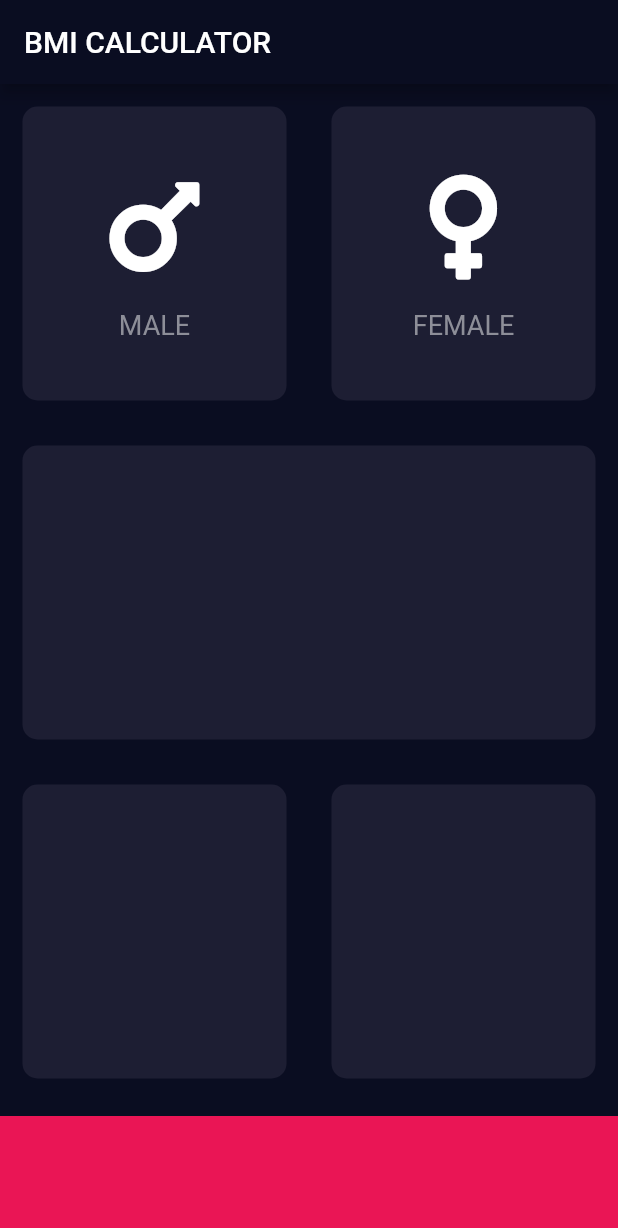
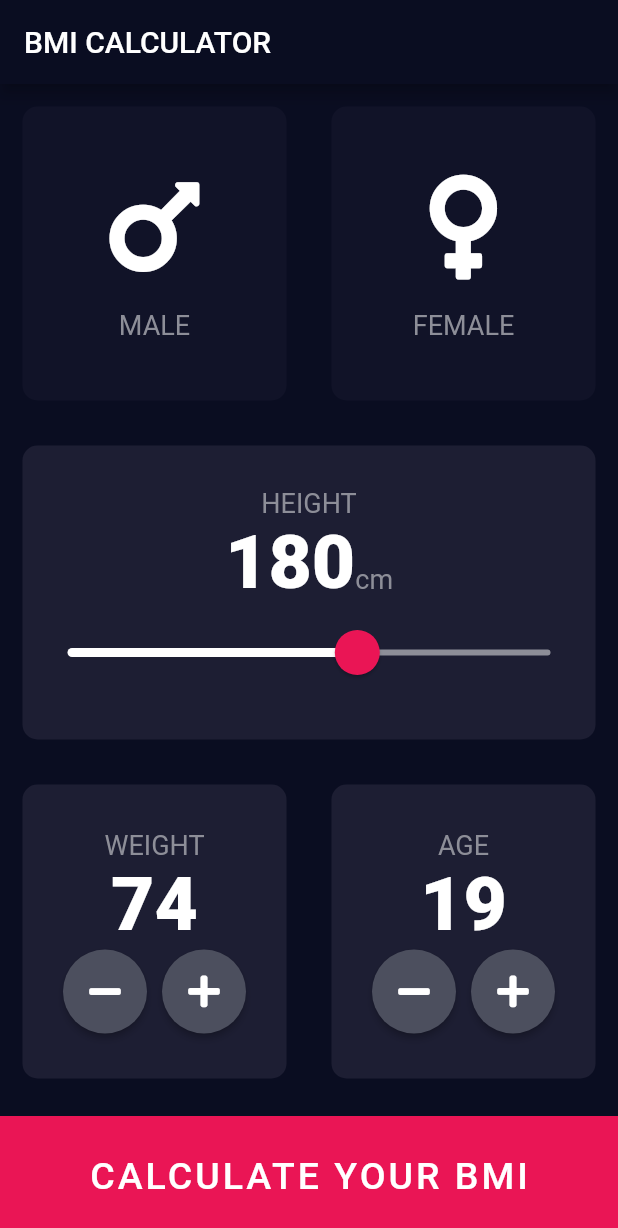
Before and after one commit to shyss18/flutter, a Flutter app: the screen it shows after launch, on a phone screen of 412 x 824 dp. Shown: the top 1228 px of the screen. Run offline on Flutter 3.47's test engine with Material 2 defaults, Android fonts, the phone set to English and light mode, and no system bars; our stand-ins replace audioplayers, font_awesome_flutter, rflutter_alert.

Commit message:
implemented bmi calculator

```diff
--- /dev/null
+++ b/bmi_calculator/lib/calculator_brain.dart
@@ -0,0 +1,35 @@
+import 'dart:math';
+
+class CalculatorBrain {
+  final int height;
+  final int weight;
+
+  double _bmi;
+
+  CalculatorBrain({this.height, this.weight});
+
+  String calculateBMI() {
+    _bmi = weight / pow(height / 100, 2);
+    return _bmi.toStringAsFixed(1);
+  }
+
+  String getResult() {
+    if (_bmi >= 25) {
+      return 'OVERWEIGHT';
+    } else if (_bmi >= 18.5) {
+      return 'NORMAL';
+    } else {
+      return 'UNDERWEIGHT';
+    }
+  }
+
+  String getInterpretation() {
+    if (_bmi >= 25) {
+      return 'You have a higher than normal body weight. Try to exercise more.';
+    } else if (_bmi >= 18.5) {
+      return 'You have a normal body weight. Good job!';
+    } else {
+      return 'You have a lower than normal body weight. You can eat a bit more.';
+    }
+  }
+}
--- /dev/null
+++ b/bmi_calculator/lib/components/bottom_button.dart
@@ -0,0 +1,28 @@
+import 'package:flutter/material.dart';
+import '../constants.dart';
+
+class BottomButton extends StatelessWidget {
+  final String text;
+  final Function route;
+
+  BottomButton({this.text, this.route});
+
+  @override
+  Widget build(BuildContext context) {
+    return GestureDetector(
+      onTap: route,
+      child: Container(
+        color: kContainerBackroundColor,
+        margin: EdgeInsets.only(top: 10.0),
+        width: double.infinity,
+        height: kBottomContainerHeight,
+        child: Center(
+          child: Text(
+            text,
+            style: kBottomButtonStyle,
+          ),
+        ),
+      ),
+    );
+  }
+}
--- a/bmi_calculator/lib/gender_pick.dart
+++ b/bmi_calculator/lib/components/gender_pick.dart
@@ -1,10 +1,8 @@
 import 'package:flutter/material.dart';
+import '../constants.dart';
 
 const iconSize = 80.0;
 const spacing = 15.0;
-
-const fontSize = 18.0;
-const fontColor = Color(0xFF8D8E98);
 
 class GenderPickWidget extends StatelessWidget {
   final String text;
@@ -26,10 +24,7 @@ class GenderPickWidget extends StatelessWidget {
         ),
         Text(
           text,
-          style: TextStyle(
-            fontSize: fontSize,
-            color: fontColor,
-          ),
+          style: kFontStyle,
         ),
       ],
     );
--- a/bmi_calculator/lib/reusable_card.dart
+++ b/bmi_calculator/lib/components/reusable_card.dart
@@ -1,19 +1,21 @@
 import 'package:flutter/material.dart';
+import '../constants.dart';
 
-const margin = 15.0;
 const borderRadius = 10.0;
 
 class ReusableCard extends StatelessWidget {
   final Color backgroundColor;
   final Widget cardChild;
+  final Function onTap;
 
-  ReusableCard({@required this.backgroundColor, this.cardChild});
+  ReusableCard({@required this.backgroundColor, this.cardChild, this.onTap});
   @override
   Widget build(BuildContext context) {
-    return Expanded(
+    return GestureDetector(
+      onTap: onTap,
       child: Container(
         child: cardChild,
-        margin: EdgeInsets.all(margin),
+        margin: EdgeInsets.all(kMargin),
         decoration: BoxDecoration(
           color: backgroundColor,
           borderRadius: BorderRadius.circular(borderRadius),
--- /dev/null
+++ b/bmi_calculator/lib/components/round_icon_button.dart
@@ -0,0 +1,25 @@
+import 'package:flutter/material.dart';
+
+class RoundIconButton extends StatelessWidget {
+  final IconData iconData;
+  final Function onChanged;
+
+  RoundIconButton({@required this.iconData, this.onChanged});
+
+  @override
+  Widget build(BuildContext context) {
+    return RawMaterialButton(
+      onPressed: onChanged,
+      shape: CircleBorder(),
+      fillColor: Color(0xFF4C4F5E),
+      constraints: BoxConstraints.tightFor(
+        height: 56.0,
+        width: 56.0,
+      ),
+      child: Icon(
+        iconData,
+        color: Colors.white,
+      ),
+    );
+  }
+}
--- /dev/null
+++ b/bmi_calculator/lib/constants.dart
@@ -0,0 +1,47 @@
+import 'package:flutter/material.dart';
+
+const kBottomContainerHeight = 80.0;
+const kActiveCardColor = Color(0xFF1D1E33);
+const kInactiveCardColor = Color(0xFF111328);
+const kContainerBackroundColor = Color(0xFFEA1555);
+
+const kMinimumHeight = 120.0;
+const kMaximumHeight = 220.0;
+
+const kMargin = 15.0;
+
+const kFontStyle = TextStyle(
+  fontSize: 18.0,
+  color: Color(0xFF8D8E98),
+);
+
+const kNumberTextStyle = TextStyle(
+  fontSize: 50.0,
+  fontWeight: FontWeight.w900,
+);
+
+const kBottomButtonStyle = TextStyle(
+  fontSize: 25.0,
+  fontWeight: FontWeight.w500,
+  letterSpacing: 2.0,
+);
+
+const kTitleTextStyle = TextStyle(
+  fontSize: 30.0,
+  fontWeight: FontWeight.w700,
+);
+
+const kResultTextStyle = TextStyle(
+  color: Color(0xFF24D876),
+  fontSize: 22.0,
+  fontWeight: FontWeight.bold,
+);
+
+const kBMITextStyle = TextStyle(
+  fontSize: 100.0,
+  fontWeight: FontWeight.bold,
+);
+
+const kBodyTextStyle = TextStyle(
+  fontSize: 22.0,
+);
--- a/bmi_calculator/lib/input_page.dart
+++ /dev/null
@@ -1,70 +0,0 @@
-import 'package:flutter/material.dart';
-import 'package:font_awesome_flutter/font_awesome_flutter.dart';
-
-import 'gender_pick.dart';
-import 'reusable_card.dart';
-
-const bottomContainerHeight = 80.0;
-const activeCardColor = Color(0xFF1D1E33);
-const containerBackroundColor = Color(0xFFEA1555);
-
-class InputPage extends StatefulWidget {
-  @override
-  _InputPageState createState() => _InputPageState();
-}
-
-class _InputPageState extends State<InputPage> {
-  @override
-  Widget build(BuildContext context) {
-    return Scaffold(
-      appBar: AppBar(
-        title: Text('BMI CALCULATOR'),
-      ),
-      body: Column(
-        children: <Widget>[
-          Expanded(
-            child: Row(
-              children: <Widget>[
-                ReusableCard(
-                  backgroundColor: activeCardColor,
-                  cardChild: GenderPickWidget(
-                    text: 'MALE',
-                    icon: FontAwesomeIcons.mars,
-                  ),
-                ),
-                ReusableCard(
-                  backgroundColor: activeCardColor,
-                  cardChild: GenderPickWidget(
-                    text: 'FEMALE',
-                    icon: FontAwesomeIcons.venus,
-                  ),
-                ),
-              ],
-            ),
-          ),
-          ReusableCard(
-            backgroundColor: activeCardColor,
-          ),
-          Expanded(
-            child: Row(
-              children: <Widget>[
-                ReusableCard(
-                  backgroundColor: activeCardColor,
-                ),
-                ReusableCard(
-                  backgroundColor: activeCardColor,
-                ),
-              ],
-            ),
-          ),
-          Container(
-            color: containerBackroundColor,
-            margin: EdgeInsets.only(top: 10.0),
-            width: double.infinity,
-            height: bottomContainerHeight,
-          ),
-        ],
-      ),
-    );
-  }
-}
--- a/bmi_calculator/lib/main.dart
+++ b/bmi_calculator/lib/main.dart
@@ -1,6 +1,6 @@
 import 'package:flutter/material.dart';
 
-import 'input_page.dart';
+import 'screens/input_page.dart';
 
 void main() => runApp(BMICalculator());
 
--- /dev/null
+++ b/bmi_calculator/lib/screens/input_page.dart
@@ -0,0 +1,238 @@
+import 'package:bmi_calculator/components/bottom_button.dart';
+import 'package:bmi_calculator/constants.dart';
+import 'package:bmi_calculator/screens/results_page.dart';
+import 'package:bmi_calculator/components/round_icon_button.dart';
+import 'package:flutter/material.dart';
+import 'package:font_awesome_flutter/font_awesome_flutter.dart';
+import '../components/gender_pick.dart';
+import '../components/reusable_card.dart';
+import 'package:bmi_calculator/calculator_brain.dart';
+
+enum Gender {
+  male,
+  female,
+}
+
+class InputPage extends StatefulWidget {
+  @override
+  _InputPageState createState() => _InputPageState();
+}
+
+class _InputPageState extends State<InputPage> {
+  Gender selectedGender;
+  int height = 180;
+  int weight = 74;
+  int age = 19;
+
+  @override
+  Widget build(BuildContext context) {
+    return Scaffold(
+      appBar: AppBar(
+        title: Text('BMI CALCULATOR'),
+      ),
+      body: Column(
+        crossAxisAlignment: CrossAxisAlignment.stretch,
+        children: <Widget>[
+          Expanded(
+            child: Row(
+              children: <Widget>[
+                Expanded(
+                  child: ReusableCard(
+                    onTap: () {
+                      setState(() {
+                        selectedGender = Gender.male;
+                      });
+                    },
+                    backgroundColor: selectedGender == Gender.male
+                        ? kActiveCardColor
+                        : kInactiveCardColor,
+                    cardChild: GenderPickWidget(
+                      text: 'MALE',
+                      icon: FontAwesomeIcons.mars,
+                    ),
+                  ),
+                ),
+                Expanded(
+                  child: ReusableCard(
+                    onTap: () {
+                      setState(() {
+                        selectedGender = Gender.female;
+                      });
+                    },
+                    backgroundColor: selectedGender == Gender.female
+                        ? kActiveCardColor
+                        : kInactiveCardColor,
+                    cardChild: GenderPickWidget(
+                      text: 'FEMALE',
+                      icon: FontAwesomeIcons.venus,
+                    ),
+                  ),
+                ),
+              ],
+            ),
+          ),
+          Expanded(
+            child: ReusableCard(
+              backgroundColor: kActiveCardColor,
+              cardChild: Column(
+                mainAxisAlignment: MainAxisAlignment.center,
+                children: <Widget>[
+                  Text(
+                    'HEIGHT',
+                    style: kFontStyle,
+                  ),
+                  Row(
+                    mainAxisAlignment: MainAxisAlignment.center,
+                    crossAxisAlignment: CrossAxisAlignment.baseline,
+                    textBaseline: TextBaseline.alphabetic,
+                    children: <Widget>[
+                      Text(
+                        height.toString(),
+                        style: kNumberTextStyle,
+                      ),
+                      Text(
+                        'cm',
+                        style: kFontStyle,
+                      ),
+                    ],
+                  ),
+                  SliderTheme(
+                    data: SliderTheme.of(context).copyWith(
+                      activeTrackColor: Colors.white,
+                      thumbColor: Color(0xFFEA1555),
+                      thumbShape: RoundSliderThumbShape(
+                        enabledThumbRadius: 15.0,
+                      ),
+                      overlayShape: RoundSliderOverlayShape(
+                        overlayRadius: 30.0,
+                      ),
+                      overlayColor: Color(0x29EA1555),
+                    ),
+                    child: Slider(
+                      value: height.toDouble(),
+                      min: kMinimumHeight,
+                      max: kMaximumHeight,
+                      inactiveColor: Color(0xFF8D8E98),
+                      onChanged: (double newValue) {
+                        setState(() {
+                          height = newValue.round();
+                        });
+                      },
+                    ),
+                  ),
+                ],
+              ),
+            ),
+          ),
+          Expanded(
+            child: Row(
+              children: <Widget>[
+                Expanded(
+                  child: ReusableCard(
+                    backgroundColor: kActiveCardColor,
+                    cardChild: Column(
+                      mainAxisAlignment: MainAxisAlignment.center,
+                      children: <Widget>[
+                        Text(
+                          'WEIGHT',
+                          style: kFontStyle,
+                        ),
+                        Text(
+                          weight.toString(),
+                          style: kNumberTextStyle,
+                        ),
+                        Row(
+                          mainAxisAlignment: MainAxisAlignment.center,
+                          children: <Widget>[
+                            RoundIconButton(
+                              iconData: FontAwesomeIcons.minus,
+                              onChanged: () {
+                                setState(() {
+                                  weight--;
+                                });
+                              },
+                            ),
+                            SizedBox(
+                              width: 10.0,
+                            ),
+                            RoundIconButton(
+                              iconData: FontAwesomeIcons.plus,
+                              onChanged: () {
+                                setState(() {
+                                  weight++;
+                                });
+                              },
+                            ),
+                          ],
+                        ),
+                      ],
+                    ),
+                  ),
+                ),
+                Expanded(
+                  child: ReusableCard(
+                    backgroundColor: kActiveCardColor,
+                    cardChild: Column(
+                      mainAxisAlignment: MainAxisAlignment.center,
+                      children: <Widget>[
+                        Text(
+                          'AGE',
+                          style: kFontStyle,
+                        ),
+                        Text(
+                          age.toString(),
+                          style: kNumberTextStyle,
+                        ),
+                        Row(
+                          mainAxisAlignment: MainAxisAlignment.center,
+                          children: <Widget>[
+                            RoundIconButton(
+                              iconData: FontAwesomeIcons.minus,
+                              onChanged: () {
+                                setState(() {
+                                  age--;
+                                });
+                              },
+                            ),
+                            SizedBox(
+                              width: 10.0,
+                            ),
+                            RoundIconButton(
+                              iconData: FontAwesomeIcons.plus,
+                              onChanged: () {
+                                setState(() {
+                                  age++;
+                                });
+                              },
+                            ),
+                          ],
+                        ),
+                      ],
+                    ),
+                  ),
+                ),
+              ],
+            ),
+          ),
+          BottomButton(
+              text: 'CALCULATE YOUR BMI',
+              route: () {
+                var calculation =
+                    CalculatorBrain(height: height, weight: weight);
+
+                Navigator.push(
+                  context,
+                  MaterialPageRoute(
+                    builder: (context) => ResultsPage(
+                      bmi: calculation.calculateBMI(),
+                      result: calculation.getResult(),
+                      interpretation: calculation.getInterpretation(),
+                    ),
+                  ),
+                );
+              }),
+        ],
+      ),
+    );
+  }
+}
```
Also changed, not shown: bmi_calculator/lib/screens/results_page.dart (added, +72 -0 lines).
